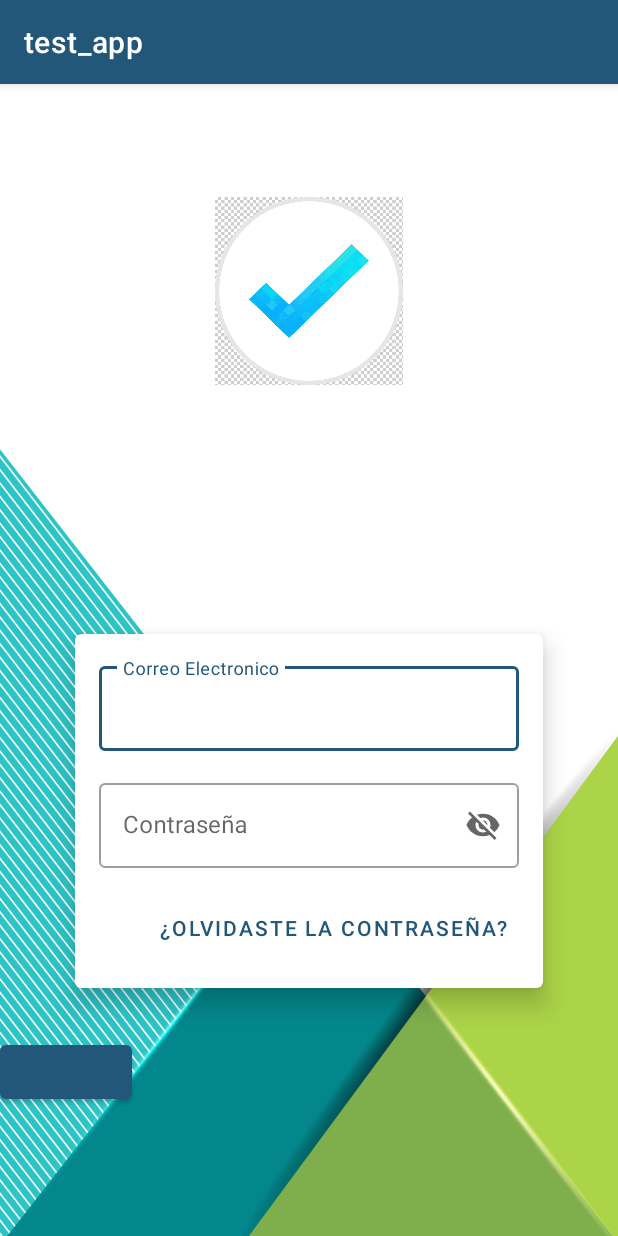
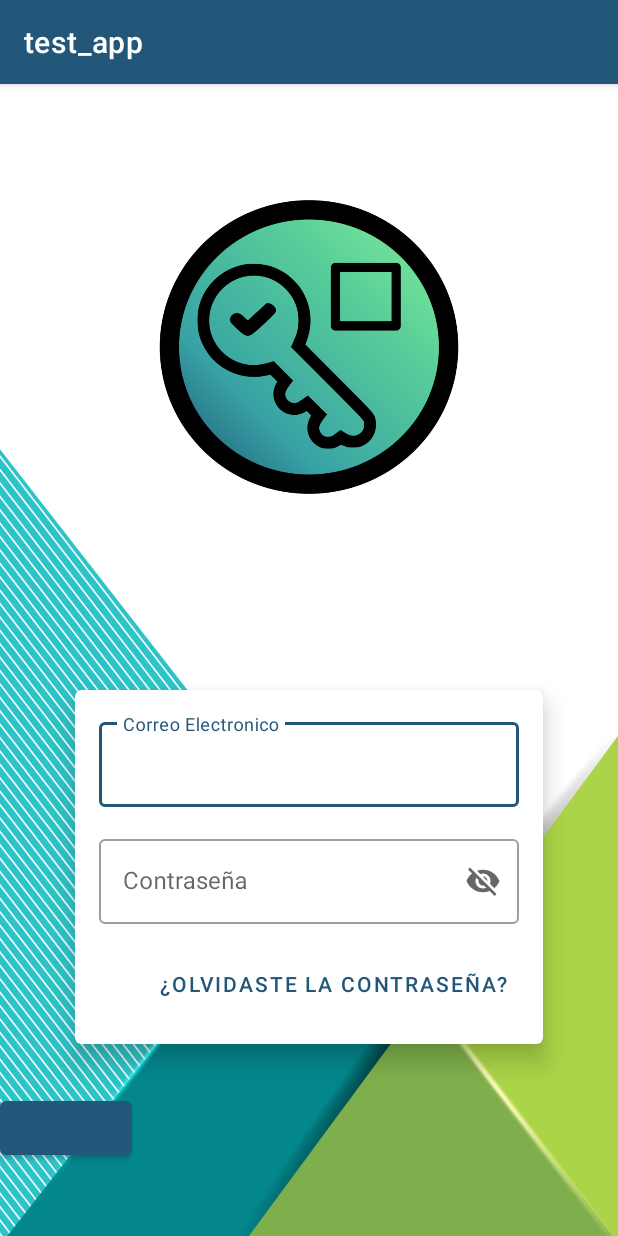
Before and after one commit to santiagoooo4/app-movil, an Android app: the screen it shows after launch (LoginActivity), on a phone screen of 412 x 824 dp. Run offline under Robolectric (Android 15) with nearby library versions, the phone set to English and light mode, and no system bars; our stand-ins replace navigation-ui.

Commit message:
update logo size

```diff
--- a/app/src/main/res/values/dimens.xml
+++ b/app/src/main/res/values/dimens.xml
@@ -1,6 +1,6 @@
 <resources>
     <dimen name="fab_margin">16dp</dimen>
-    <dimen name="icon_size">125dp</dimen>
+    <dimen name="icon_size">200dp</dimen>
     <dimen name="top_margin_logo">75dp</dimen>
     <dimen name="default_margin">16dp</dimen>
     <dimen name="big_margin">50dp</dimen>
```
Also changed, not shown: app/src/main/res/drawable/logo_app.png, app/src/main/res/drawable/logoapp.png (deleted).
